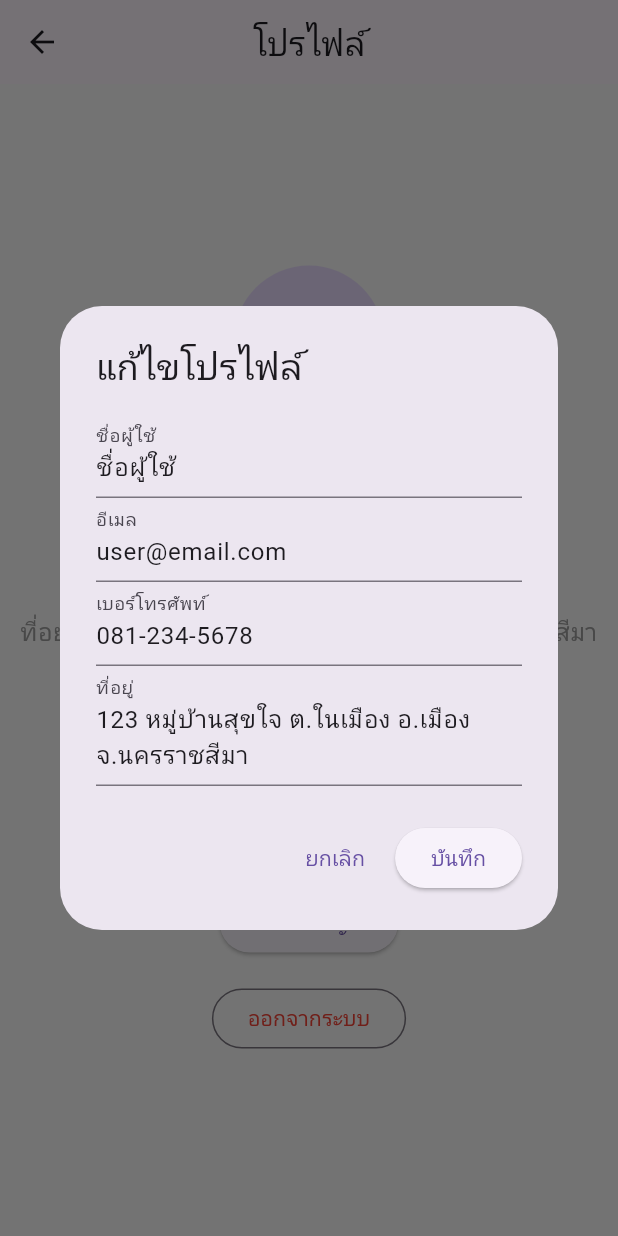
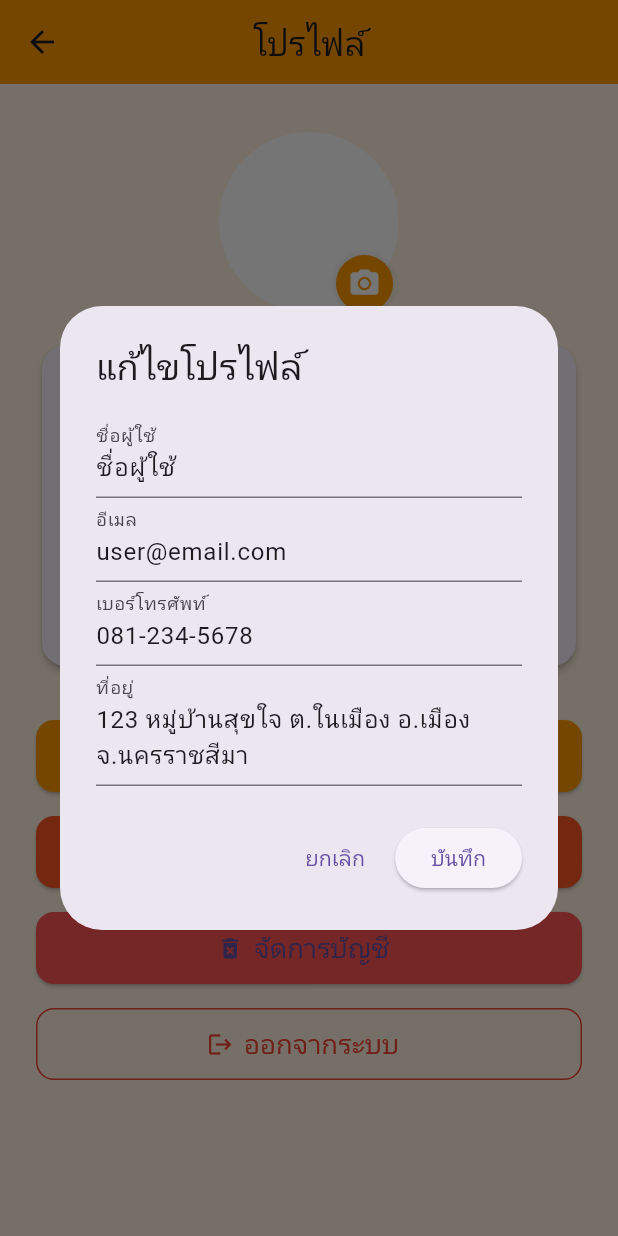
Before and after one commit to Non2412/Food_API, a Flutter app: the ProfilePage screen opened by its route, after a tap on "แก้ไขโปรไฟล์", on a phone screen of 412 x 824 dp. Run offline on Flutter 3.47's test engine with Material 3 defaults, Android fonts, the phone set to English and light mode, and no system bars; our stand-ins replace image_picker.

Commit message:
Decorate profile page

```diff
--- a/lib/profile_page.dart
+++ b/lib/profile_page.dart
@@ -218,74 +218,152 @@ class _ProfilePageState extends State<ProfilePage> {
       appBar: AppBar(
         title: const Text('โปรไฟล์'),
         centerTitle: true,
+        backgroundColor: Colors.orange,
+        elevation: 0,
       ),
-      body: Center(
+      backgroundColor: Colors.orange[50],
+      body: SingleChildScrollView(
+        child: Padding(
+          padding: const EdgeInsets.symmetric(horizontal: 24, vertical: 32),
           child: Column(
-          mainAxisAlignment: MainAxisAlignment.center,
+            children: [
+              Center(
+                child: Stack(
                   children: [
                     GestureDetector(
                       onTap: _pickProfileImage,
                       child: CircleAvatar(
-                radius: 50,
+                        radius: 60,
+                        backgroundColor: Colors.white,
                         backgroundImage: profileImage != null
                             ? FileImage(profileImage!)
                             : const AssetImage('assets/profile.jpg') as ImageProvider,
-                child: Align(
-                  alignment: Alignment.bottomRight,
+                      ),
+                    ),
+                    Positioned(
+                      bottom: 0,
+                      right: 4,
+                      child: GestureDetector(
+                        onTap: _pickProfileImage,
                         child: Container(
                           decoration: BoxDecoration(
-                      color: Colors.white,
+                            color: Colors.orange,
                             shape: BoxShape.circle,
+                            boxShadow: [
+                              BoxShadow(
+                                color: Colors.black12,
+                                blurRadius: 4,
                               ),
-                    padding: const EdgeInsets.all(4),
-                    child: const Icon(Icons.camera_alt, size: 20, color: Colors.orange),
+                            ],
+                          ),
+                          padding: const EdgeInsets.all(8),
+                          child: const Icon(Icons.camera_alt, color: Colors.white, size: 22),
                         ),
                       ),
                     ),
+                  ],
                 ),
-            const SizedBox(height: 20),
-            Text(
+              ),
+              const SizedBox(height: 18),
+              Card(
+                shape: RoundedRectangleBorder(borderRadius: BorderRadius.circular(16)),
+                elevation: 2,
+                child: Padding(
+                  padding: const EdgeInsets.symmetric(horizontal: 20, vertical: 24),
+                  child: Column(
+                    crossAxisAlignment: CrossAxisAlignment.start,
+                    children: [
+                      Center(
+                        child: Text(
                           name,
-              style: const TextStyle(fontSize: 24, fontWeight: FontWeight.bold),
+                          style: const TextStyle(fontSize: 24, fontWeight: FontWeight.bold, color: Colors.orange),
+                        ),
+                      ),
+                      const SizedBox(height: 16),
+                      Row(
+                        children: [
+                          const Icon(Icons.email, color: Colors.orange, size: 20),
+                          const SizedBox(width: 8),
+                          Expanded(
+                            child: Text('อีเมล: $email', style: const TextStyle(fontSize: 16, color: Colors.black87)),
+                          ),
+                        ],
                       ),
                       const SizedBox(height: 10),
-            Text(
-              'อีเมล: $email',
-              style: const TextStyle(fontSize: 16, color: Colors.grey),
+                      Row(
+                        children: [
+                          const Icon(Icons.phone, color: Colors.orange, size: 20),
+                          const SizedBox(width: 8),
+                          Expanded(
+                            child: Text('เบอร์โทรศัพท์: $phone', style: const TextStyle(fontSize: 16, color: Colors.black87)),
+                          ),
+                        ],
                       ),
                       const SizedBox(height: 10),
-            Text(
-              'เบอร์โทรศัพท์: $phone',
-              style: const TextStyle(fontSize: 16, color: Colors.grey),
+                      Row(
+                        crossAxisAlignment: CrossAxisAlignment.start,
+                        children: [
+                          const Icon(Icons.home, color: Colors.orange, size: 20),
+                          const SizedBox(width: 8),
+                          Expanded(
+                            child: Text('ที่อยู่: $address', style: const TextStyle(fontSize: 16, color: Colors.black87)),
                           ),
-            const SizedBox(height: 10),
-            Text(
-              'ที่อยู่: $address',
-              style: const TextStyle(fontSize: 16, color: Colors.grey),
-              textAlign: TextAlign.center,
+                        ],
                       ),
-            const SizedBox(height: 30),
-            ElevatedButton(
+                    ],
+                  ),
+                ),
+              ),
+              const SizedBox(height: 32),
+              ElevatedButton.icon(
                 onPressed: () => _showEditProfileDialog(context),
-              child: const Text('แก้ไขโปรไฟล์'),
+                icon: const Icon(Icons.edit),
+                label: const Text('แก้ไขโปรไฟล์'),
+                style: ElevatedButton.styleFrom(
+                  backgroundColor: Colors.orange,
+                  minimumSize: const Size.fromHeight(48),
+                  shape: RoundedRectangleBorder(borderRadius: BorderRadius.circular(12)),
+                  textStyle: const TextStyle(fontSize: 18),
+                ),
               ),
               const SizedBox(height: 16),
-            ElevatedButton(
+              ElevatedButton.icon(
                 onPressed: () => _showChangePasswordDialog(context),
-              child: const Text('เปลี่ยนรหัสผ่าน'),
+                icon: const Icon(Icons.lock),
+                label: const Text('เปลี่ยนรหัสผ่าน'),
+                style: ElevatedButton.styleFrom(
+                  backgroundColor: Colors.deepOrange,
+                  minimumSize: const Size.fromHeight(48),
+                  shape: RoundedRectangleBorder(borderRadius: BorderRadius.circular(12)),
+                  textStyle: const TextStyle(fontSize: 18),
+                ),
               ),
               const SizedBox(height: 16),
-            ElevatedButton(
+              ElevatedButton.icon(
                 onPressed: () => _showManageAccountDialog(context),
-              child: const Text('จัดการบัญชี'),
+                icon: const Icon(Icons.delete_forever),
+                label: const Text('จัดการบัญชี'),
+                style: ElevatedButton.styleFrom(
+                  backgroundColor: Colors.redAccent,
+                  minimumSize: const Size.fromHeight(48),
+                  shape: RoundedRectangleBorder(borderRadius: BorderRadius.circular(12)),
+                  textStyle: const TextStyle(fontSize: 18),
+                ),
               ),
               const SizedBox(height: 16),
-            OutlinedButton(
+              OutlinedButton.icon(
                 onPressed: () => _logout(context),
-              style: OutlinedButton.styleFrom(foregroundColor: Colors.red),
-              child: const Text('ออกจากระบบ'),
+                icon: const Icon(Icons.logout, color: Colors.red),
+                label: const Text('ออกจากระบบ', style: TextStyle(color: Colors.red)),
+                style: OutlinedButton.styleFrom(
+                  side: const BorderSide(color: Colors.red),
+                  minimumSize: const Size.fromHeight(48),
+                  shape: RoundedRectangleBorder(borderRadius: BorderRadius.circular(12)),
+                  textStyle: const TextStyle(fontSize: 18),
+                ),
               ),
             ],
+          ),
         ),
       ),
     );
```
Lines whose indentation alone changed are shown as unchanged.
